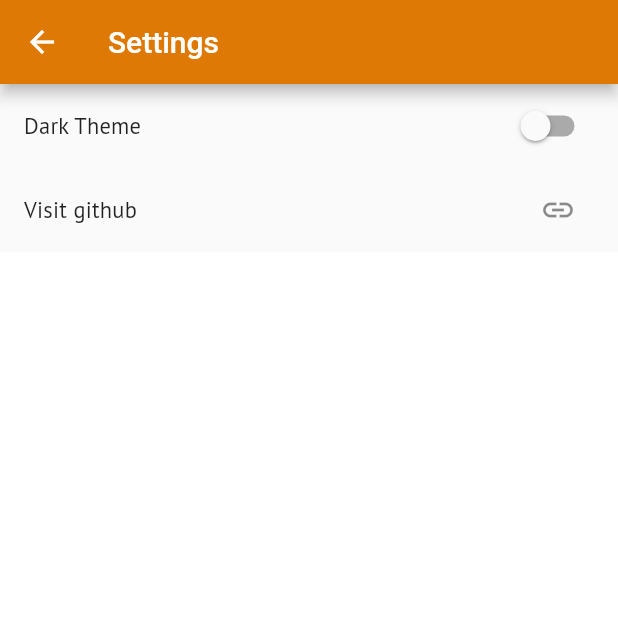
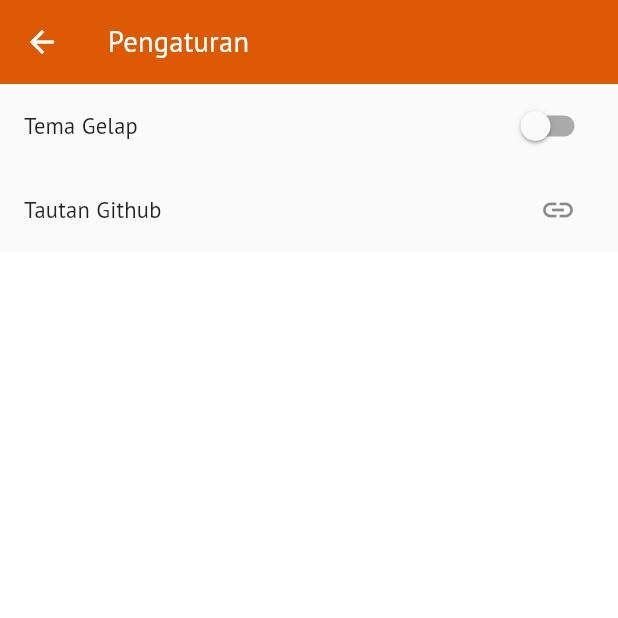
Before and after one commit to rismandev/restaurant_app, a Flutter app: the screen it shows after launch, after a tap on the "settings" icon, on a phone screen of 412 x 824 dp, the top half of it. Run offline on Flutter 3.47's test engine with Material 2 defaults, Android fonts, the phone set to English and light mode, and no system bars; our stand-ins replace google_fonts; network calls fail.

Commit message:
Add Search Feature, Splash Page, Change Indonesia Locale

```diff
--- a/lib/common/styles.dart
+++ b/lib/common/styles.dart
@@ -2,6 +2,7 @@ import 'package:flutter/material.dart';
 import 'package:google_fonts/google_fonts.dart';
 
 final Color primaryColor = Color(0xFFDD7904);
+final Color primaryBackgroundColor = Color(0xFFDD5904);
 final Color secondaryColor = Color(0xFFFFFFFF);
 
 final TextTheme customTextTheme = TextTheme(
--- a/lib/main.dart
+++ b/lib/main.dart
@@ -3,6 +3,7 @@ import 'package:siresto_app/common/styles.dart';
 import 'package:siresto_app/ui/main_page.dart';
 import 'package:siresto_app/ui/merchat/detail_page.dart';
 import 'package:siresto_app/ui/settings_page.dart';
+import 'package:siresto_app/ui/splash_page.dart';
 
 void main() {
   runApp(MyApp());
@@ -20,9 +21,15 @@ class MyApp extends StatelessWidget {
         scaffoldBackgroundColor: secondaryColor,
         visualDensity: VisualDensity.adaptivePlatformDensity,
         textTheme: customTextTheme,
+        appBarTheme: AppBarTheme(
+          textTheme: customTextTheme,
+          color: primaryBackgroundColor,
+          elevation: 0,
+        ),
       ),
-      initialRoute: MainPage.routeName,
+      initialRoute: SplashPage.routeName,
       routes: {
+        SplashPage.routeName: (context) => SplashPage(),
         MainPage.routeName: (context) => MainPage(),
         MerchantDetailPage.routeName: (context) {
           return MerchantDetailPage(
--- a/lib/ui/main_page.dart
+++ b/lib/ui/main_page.dart
@@ -2,22 +2,12 @@ import 'dart:io';
 
 import 'package:flutter/cupertino.dart';
 import 'package:flutter/material.dart';
-import 'package:siresto_app/common/styles.dart';
 import 'package:siresto_app/ui/merchat/list_page.dart';
 import 'package:siresto_app/ui/settings_page.dart';
 import 'package:siresto_app/widgets/custom_platform.dart';
-import 'package:siresto_app/widgets/custom_search.dart';
 
-class MainPage extends StatefulWidget {
+class MainPage extends StatelessWidget {
   static String routeName = 'main_page';
-
-  @override
-  _MainPageState createState() => _MainPageState();
-}
-
-class _MainPageState extends State<MainPage> {
-  // Searching condition
-  bool isSearch = false;
 
   @override
   Widget build(BuildContext context) {
@@ -29,53 +19,40 @@ class _MainPageState extends State<MainPage> {
 
   Scaffold _buildAndroid(BuildContext context) {
     return Scaffold(
-      body: NestedScrollView(
-        headerSliverBuilder: _buildHeader,
+      appBar: _buildAppBar(context),
       body: MerchantListPage(),
-      ),
     );
   }
 
   CupertinoPageScaffold _buildIOS(BuildContext context) {
     return CupertinoPageScaffold(
-      child: NestedScrollView(
-        headerSliverBuilder: _buildHeader,
-        body: MerchantListPage(),
+      navigationBar: _buildAppBar(context),
+      child: MerchantListPage(),
+    );
+  }
+
+  Widget _buildAppBar(context) {
+    if (Platform.isIOS) {
+      return CupertinoNavigationBar(
+        leading: Text(
+          'SIRESTO',
+          style: Theme.of(context)
+              .textTheme
+              .headline6
+              .copyWith(color: Colors.white, fontWeight: FontWeight.bold),
+        ),
+        trailing: IconButton(
+          icon: Icon(
+            Platform.isIOS ? CupertinoIcons.settings : Icons.settings,
+          ),
+          onPressed: () => Navigator.pushNamed(
+            context,
+            SettingsPage.routeName,
+          ),
         ),
       );
     }
-
-  List<Widget> _buildHeader(context, isScrolled) {
-    // When scroll bottom, hide search input
-    // When scroll to top, show search input
-    if (isScrolled) {
-      isSearch = false;
-    } else {
-      isSearch = true;
-    }
-
-    return [
-      SliverAppBar(
-        pinned: true,
-        collapsedHeight: isSearch ? 115 : kToolbarHeight + 1,
-        forceElevated: true,
-        textTheme: customTextTheme,
-        flexibleSpace: Column(
-          mainAxisAlignment: MainAxisAlignment.end,
-          children: [
-            if (this.isSearch) ...[
-              CustomSearch(
-                placeholder: 'Dimana tempat makan favoritemu?',
-                onChanged: (value) {
-                  // When change input
-                },
-                onFieldSubmit: (value) {
-                  // When click done on keyboard
-                },
-              ),
-            ],
-          ],
-        ),
+    return AppBar(
       title: Text(
         'SIRESTO',
         style: Theme.of(context)
@@ -94,7 +71,6 @@ class _MainPageState extends State<MainPage> {
           ),
         ),
       ],
-      ),
-    ];
+    );
   }
 }
--- a/lib/ui/merchat/detail_page.dart
+++ b/lib/ui/merchat/detail_page.dart
@@ -103,7 +103,7 @@ class _MerchantDetailPageState extends State<MerchantDetailPage> {
           Container(
             margin: EdgeInsets.fromLTRB(20, 20, 20, 10),
             child: Text(
-              'Description',
+              'Deskripsi',
               style: Theme.of(
                 context,
               ).textTheme.subtitle1.copyWith(fontWeight: FontWeight.bold),
@@ -126,14 +126,14 @@ class _MerchantDetailPageState extends State<MerchantDetailPage> {
                   context,
                   isActive: indexMenu == 0,
                   onPressed: () => _changeMenu(0),
-                  text: 'Foods',
+                  text: 'Makanan',
                 ),
                 SizedBox(width: 15),
                 _buildButtonMenu(
                   context,
                   isActive: indexMenu == 1,
                   onPressed: () => _changeMenu(1),
-                  text: 'Drinks',
+                  text: 'Minuman',
                 ),
               ],
             ),
--- a/lib/ui/merchat/list_page.dart
+++ b/lib/ui/merchat/list_page.dart
@@ -3,23 +3,81 @@ import 'dart:io';
 import 'package:flutter/cupertino.dart';
 import 'package:flutter/material.dart';
 import 'package:siresto_app/common/functions.dart';
+import 'package:siresto_app/common/styles.dart';
 import 'package:siresto_app/data/model/merchant.dart';
 import 'package:siresto_app/ui/merchat/detail_page.dart';
 import 'package:siresto_app/widgets/custom_card.dart';
+import 'package:siresto_app/widgets/custom_search.dart';
 
-class MerchantListPage extends StatelessWidget {
+class MerchantListPage extends StatefulWidget {
+  @override
+  _MerchantListPageState createState() => _MerchantListPageState();
+}
+
+class _MerchantListPageState extends State<MerchantListPage> {
+  TextEditingController searchController = TextEditingController();
+
+  List<Merchant> dataMerchants;
+  List<Merchant> filterMerchants;
+
+  String query;
+
+  _MerchantListPageState() {
+    searchController.addListener(() {
+      if (searchController.text.isEmpty) {
+        setState(() {
+          query = null;
+        });
+      } else {
+        setState(() {
+          query = searchController.text;
+        });
+      }
+    });
+  }
+
   @override
   Widget build(BuildContext context) {
-    return Container(
-      margin: EdgeInsets.fromLTRB(0, 10, 0, 0),
-      child: Column(
+    return Column(
       children: [
+        Container(
+          decoration: BoxDecoration(
+            color: primaryBackgroundColor,
+          ),
+          child: CustomSearch(
+            controller: searchController,
+            placeholder: 'Dimana tempat makan favoritemu?',
+            onChanged: (value) {
+              // When change input
+            },
+            onFieldSubmit: (value) {
+              // When click done on keyboard
+            },
+          ),
+        ),
         Expanded(
-            child: _buildList(context),
+          child: query != null ? _performSearch() : _buildList(context),
         ),
       ],
-      ),
     );
+  }
+
+  Widget _performSearch() {
+    filterMerchants = new List<Merchant>();
+
+    for (int i = 0; i < dataMerchants.length; i++) {
+      var item = dataMerchants[i];
+
+      if (item.name.toLowerCase().contains(query.toLowerCase())) {
+        filterMerchants.add(item);
+      }
+    }
+
+    if (filterMerchants.length > 0) {
+      return _buildListMerchant(filterMerchants);
+    }
+
+    return _buildItemNotFound();
   }
 
   FutureBuilder<String> _buildList(BuildContext context) {
@@ -28,14 +86,20 @@ class MerchantListPage extends StatelessWidget {
         context,
       ).loadString('assets/local_merchant.json'),
       builder: (context, snapshot) {
-        final List<Merchant> merchants = parseMerchantToList(snapshot.data);
+        dataMerchants = parseMerchantToList(snapshot.data);
+        return _buildListMerchant(dataMerchants);
+      },
+    );
+  }
+
+  ListView _buildListMerchant(List<Merchant> items) {
     return ListView.builder(
-          itemCount: merchants.length,
-          padding: EdgeInsets.fromLTRB(0, 10, 0, 0),
+      itemCount: items.length,
+      padding: EdgeInsets.fromLTRB(0, 20, 0, 0),
       itemBuilder: (context, index) {
         return _buildMerchantItem(
           context,
-              merchant: merchants[index],
+          merchant: items[index],
           onPressed: (Merchant merchant) {
             Navigator.pushNamed(
               context,
@@ -46,7 +110,40 @@ class MerchantListPage extends StatelessWidget {
         );
       },
     );
-      },
+  }
+
+  Container _buildItemNotFound() {
+    return Container(
+      width: double.infinity,
+      child: Column(
+        mainAxisAlignment: MainAxisAlignment.center,
+        children: [
+          Container(
+            width: MediaQuery.of(context).size.width / 3,
+            child: Image.asset(
+              'assets/icons/icon_sad.png',
+              fit: BoxFit.cover,
+            ),
+          ),
+          Container(
+            margin: EdgeInsets.only(bottom: 5, top: 20),
+            child: Text(
+              'Tempat tidak ditemukan!!',
+              style: Theme.of(context)
+                  .textTheme
+                  .headline5
+                  .copyWith(fontWeight: FontWeight.bold),
+            ),
+          ),
+          Text(
+            'Maaf temanku, coba cari tempat lain yaa...',
+            style: Theme.of(context)
+                .textTheme
+                .bodyText2
+                .copyWith(color: Colors.grey),
+          ),
+        ],
+      ),
     );
   }
 
--- a/lib/ui/settings_page.dart
+++ b/lib/ui/settings_page.dart
@@ -62,7 +62,7 @@ class _SettingsPageState extends State<SettingsPage> {
   Scaffold _buildAndroid(BuildContext context) {
     return Scaffold(
       appBar: AppBar(
-        title: Text('Settings'),
+        title: Text('Pengaturan'),
       ),
       body: _buildContent(context),
     );
@@ -71,7 +71,7 @@ class _SettingsPageState extends State<SettingsPage> {
   CupertinoPageScaffold _buildIOS(BuildContext context) {
     return CupertinoPageScaffold(
       navigationBar: CupertinoNavigationBar(
-        middle: Text('Settings'),
+        middle: Text('Pengaturan'),
         transitionBetweenRoutes: false,
       ),
       child: _buildContent(context),
@@ -83,7 +83,7 @@ class _SettingsPageState extends State<SettingsPage> {
       children: [
         Material(
           child: ListTile(
-            title: Text('Dark Theme'),
+            title: Text('Tema Gelap'),
             trailing: Switch.adaptive(
               value: false,
               onChanged: _onChange,
@@ -93,7 +93,7 @@ class _SettingsPageState extends State<SettingsPage> {
         Material(
           child: ListTile(
             onTap: () => _launchInBrowser('https://github.com/rismandev/'),
-            title: Text('Visit github'),
+            title: Text('Tautan Github'),
             trailing: IconButton(
               onPressed: () {},
               icon: Icon(Icons.link),
--- /dev/null
+++ b/lib/ui/splash_page.dart
@@ -0,0 +1,76 @@
+import 'package:flutter/cupertino.dart';
+import 'package:flutter/material.dart';
+import 'package:siresto_app/common/styles.dart';
+import 'package:siresto_app/ui/main_page.dart';
+import 'package:siresto_app/widgets/custom_platform.dart';
+
+class SplashPage extends StatefulWidget {
+  static String routeName = 'splash_page';
+
+  @override
+  _SplashPageState createState() => _SplashPageState();
+}
+
+class _SplashPageState extends State<SplashPage> {
+  @override
+  void initState() {
+    super.initState();
+    // Delay 3 seconds before go to main page
+    _goToMainPage();
+  }
+
+  Future _goToMainPage() async {
+    await Future.delayed(Duration(seconds: 3), () {
+      Navigator.pushNamedAndRemoveUntil(
+        context,
+        MainPage.routeName,
+        (route) => false,
+      );
+    });
+  }
+
+  @override
+  Widget build(BuildContext context) {
+    return PlatformWidget(
+      androidBuilder: _buildAndroid,
+      iosBuilder: _buildIOS,
+    );
+  }
+
+  Scaffold _buildAndroid(BuildContext context) {
+    return Scaffold(
+      body: _buildSplash(context),
+    );
+  }
+
+  CupertinoPageScaffold _buildIOS(BuildContext context) {
+    return CupertinoPageScaffold(
+      child: _buildSplash(context),
+    );
+  }
+
+  Widget _buildSplash(BuildContext context) {
+    Size size = MediaQuery.of(context).size;
+    return Container(
+      width: double.infinity,
+      decoration: BoxDecoration(
+        color: primaryBackgroundColor,
+      ),
+      child: Column(
+        mainAxisAlignment: MainAxisAlignment.center,
+        crossAxisAlignment: CrossAxisAlignment.center,
+        children: [
+          Container(
+            margin: EdgeInsets.only(bottom: 20),
+            width: size.width / 1.5,
+            child: Image.asset(
+              'assets/icons/icon_launch.png',
+              fit: BoxFit.cover,
+            ),
+          ),
+          CircularProgressIndicator(),
+        ],
+      ),
+    );
+  }
+}
--- a/lib/widgets/custom_search.dart
+++ b/lib/widgets/custom_search.dart
@@ -4,12 +4,14 @@ class CustomSearch extends StatelessWidget {
   final ValueChanged onChanged;
   final String placeholder;
   final Function(String value) onFieldSubmit;
+  final TextEditingController controller;
 
   const CustomSearch({
     Key key,
     this.onChanged,
     this.placeholder,
     this.onFieldSubmit,
+    this.controller,
   }) : super(key: key);
 
   @override
@@ -24,6 +26,7 @@ class CustomSearch extends StatelessWidget {
       child: TextFormField(
         onChanged: onChanged,
         onFieldSubmitted: onFieldSubmit,
+        controller: controller,
         decoration: InputDecoration(
           hintText: placeholder ?? 'Search',
           contentPadding: EdgeInsets.fromLTRB(15, 5, 15, 6),
--- a/pubspec.yaml
+++ b/pubspec.yaml
@@ -58,7 +58,7 @@ flutter:
   # To add assets to your application, add an assets section, like this:
   assets:
     - assets/local_merchant.json
-  #   - images/a_dot_ham.jpeg
+    - assets/icons/
 
   # An image asset can refer to one or more resolution-specific "variants", see
   # https://flutter.dev/assets-and-images/#resolution-aware.
```
Also changed, not shown: assets/icons/icon_sad.png (added). Lines whose indentation alone changed are shown as unchanged.
